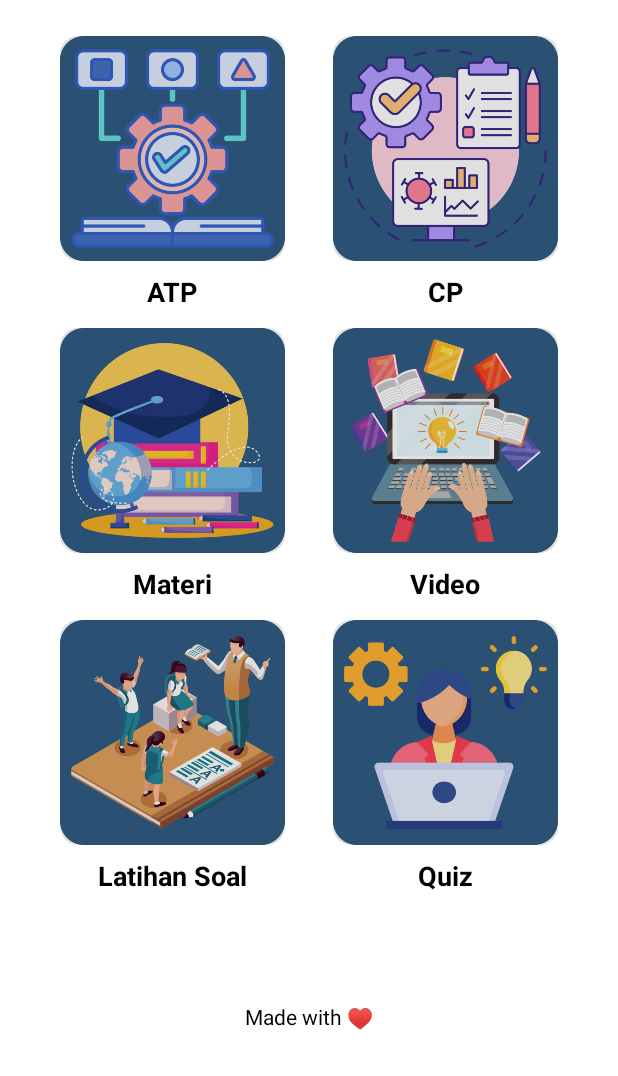
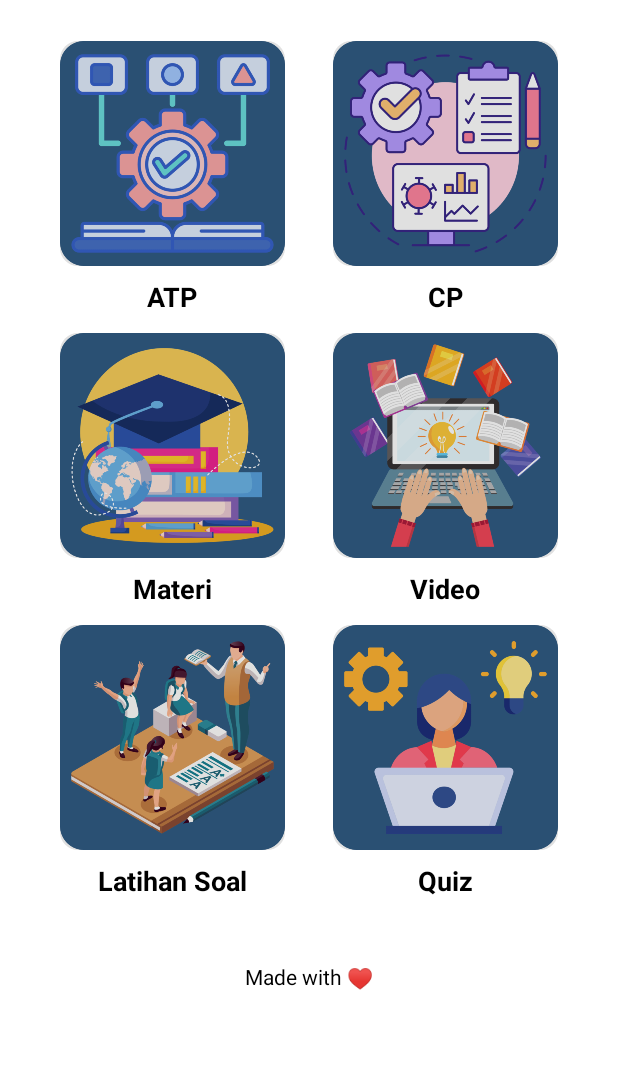
Before and after one commit to antoniluthfi/geo-voyager, an Android app: the HomeActivity screen opened directly, with no data from a screen before it, on a phone screen of 412 x 824 dp, the part 160-1236 px from its top. Run offline under Robolectric (Android 15) with nearby library versions, the phone set to English and light mode, and no system bars; our stand-ins replace CircleImageView, Dagger/Hilt's generated code.

Commit message:
fix some bugs

```diff
--- a/app/src/main/res/drawable/bg_quiz.xml
+++ b/app/src/main/res/drawable/bg_quiz.xml
@@ -1,8 +1,9 @@
 <?xml version="1.0" encoding="utf-8"?>
-<shape xmlns:android="http://schemas.android.com/apk/res/android">
+<shape xmlns:android="http://schemas.android.com/apk/res/android"
+    android:shape="rectangle">
     <gradient
-        android:type="linear"
-        android:startColor="#305B83"
-        android:endColor="#4E97B7"
-        android:angle="169"/>
+        android:angle="270"
+        android:endColor="@color/navy_blue_2"
+        android:startColor="@color/steel_blue"
+        android:type="linear" />
 </shape>
--- a/app/src/main/res/layout/activity_home.xml
+++ b/app/src/main/res/layout/activity_home.xml
@@ -8,21 +8,17 @@
     tools:context=".pages.home.HomeActivity">
 
     <LinearLayout
-        android:layout_width="match_parent"
-        android:layout_height="wrap_content"
-        android:orientation="vertical"
-        app:layout_constraintEnd_toEndOf="parent"
-        app:layout_constraintStart_toStartOf="parent"
-        app:layout_constraintTop_toTopOf="parent">
-
-        <LinearLayout
+        android:id="@+id/appHeader"
         android:layout_width="match_parent"
         android:layout_height="wrap_content"
         android:background="@color/coral_pink"
         android:gravity="center_vertical"
         android:orientation="horizontal"
         android:paddingHorizontal="24dp"
-            android:paddingVertical="8dp">
+        android:paddingVertical="8dp"
+        app:layout_constraintEnd_toEndOf="parent"
+        app:layout_constraintStart_toStartOf="parent"
+        app:layout_constraintTop_toTopOf="parent">
 
         <TextView
             android:layout_width="wrap_content"
@@ -49,7 +45,10 @@
         android:background="@color/pale_pink"
         android:orientation="vertical"
         android:paddingHorizontal="24dp"
-            android:paddingVertical="8dp">
+        android:paddingVertical="8dp"
+        app:layout_constraintEnd_toEndOf="parent"
+        app:layout_constraintStart_toStartOf="parent"
+        app:layout_constraintTop_toBottomOf="@+id/appHeader">
 
         <TextView
             android:layout_width="wrap_content"
@@ -59,6 +58,20 @@
             android:textSize="18sp" />
     </LinearLayout>
 
+    <ScrollView
+        android:layout_width="match_parent"
+        android:layout_height="match_parent"
+        android:layout_marginTop="110dp"
+        app:layout_constraintEnd_toEndOf="parent"
+        app:layout_constraintStart_toStartOf="parent"
+        app:layout_constraintTop_toTopOf="parent">
+
+        <LinearLayout
+            android:id="@+id/linearLayout4"
+            android:layout_width="match_parent"
+            android:layout_height="wrap_content"
+            android:orientation="vertical">
+
             <androidx.recyclerview.widget.RecyclerView
                 android:id="@+id/rvMenuList"
                 android:layout_width="match_parent"
@@ -66,15 +79,15 @@
                 android:layout_marginTop="24dp"
                 android:clipToPadding="false"
                 android:paddingHorizontal="24dp" />
-    </LinearLayout>
 
             <TextView
-        android:layout_width="wrap_content"
+                android:layout_width="match_parent"
                 android:layout_height="wrap_content"
+                android:layout_marginTop="30dp"
                 android:layout_marginBottom="30dp"
                 android:text="@string/made_with_love"
-        android:textColor="@color/black"
-        app:layout_constraintBottom_toBottomOf="parent"
-        app:layout_constraintEnd_toEndOf="parent"
-        app:layout_constraintStart_toStartOf="parent" />
+                android:textAlignment="center"
+                android:textColor="@color/black" />
+        </LinearLayout>
+    </ScrollView>
 </androidx.constraintlayout.widget.ConstraintLayout>
--- a/app/src/main/res/values/colors.xml
+++ b/app/src/main/res/values/colors.xml
@@ -11,6 +11,7 @@
     <color name="gold">#FFD700</color>
     <color name="sky_blue">#7FC6E5</color>
     <color name="navy_blue">#6699CC</color>
+    <color name="navy_blue_2">#4E97B7</color>
     <color name="red">#D61313</color>
     <color name="light_green">#60FF70</color>
     <color name="indigo">#280A82</color>
```
Lines whose indentation alone changed are shown as unchanged.
